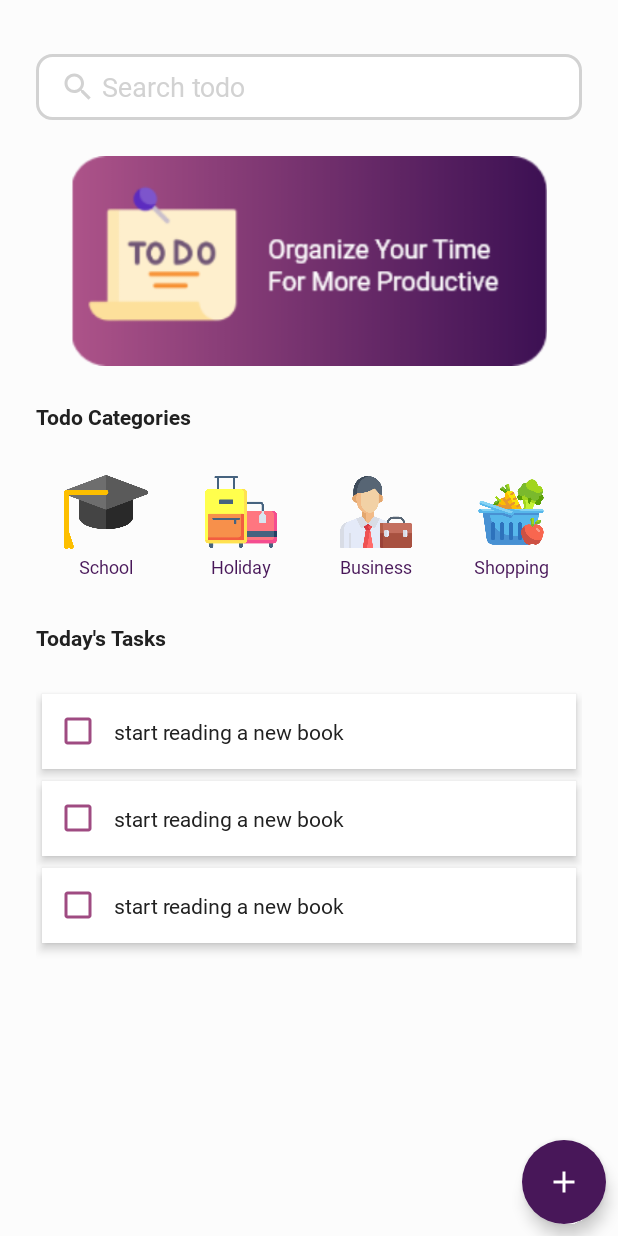
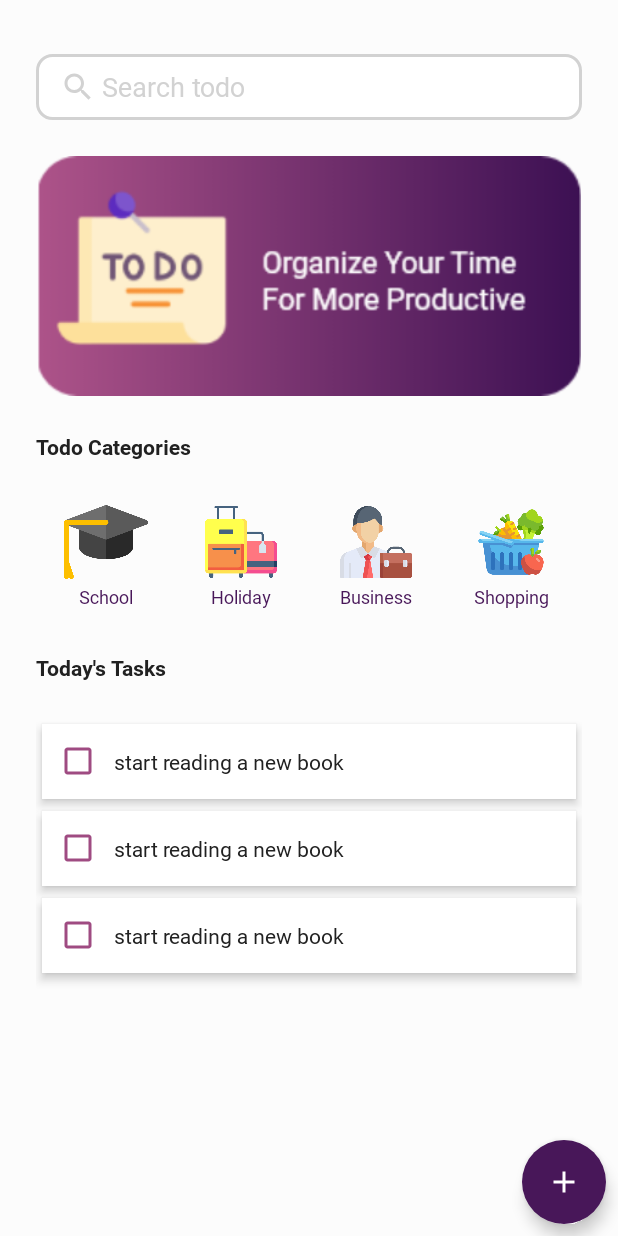
Before and after one commit to melikaafrakhteh/ticku, an Android app: the layout fragment_home.xml on its own in the app's theme, with its tools: preview values and no code run, on a phone screen of 412 x 824 dp. Run offline under Robolectric (Android 15) with nearby library versions, the phone set to English and light mode, and no system bars; plain views replace EpoxyRecyclerView.

Commit message:
Change the height of main page cover

```diff
--- a/app/src/main/res/layout/fragment_home.xml
+++ b/app/src/main/res/layout/fragment_home.xml
@@ -32,7 +32,7 @@
     <ImageView
         android:id="@+id/homeCoverImg"
         android:layout_width="wrap_content"
-        android:layout_height="140dp"
+        android:layout_height="160dp"
         android:layout_margin="@dimen/margin_24"
         android:adjustViewBounds="true"
         android:scaleType="centerCrop"
@@ -220,6 +220,4 @@
         app:layout_constraintEnd_toEndOf="parent"
         app:tint="@color/white"
         tools:ignore="ContentDescription" />
-
-
 </androidx.constraintlayout.widget.ConstraintLayout>
```
